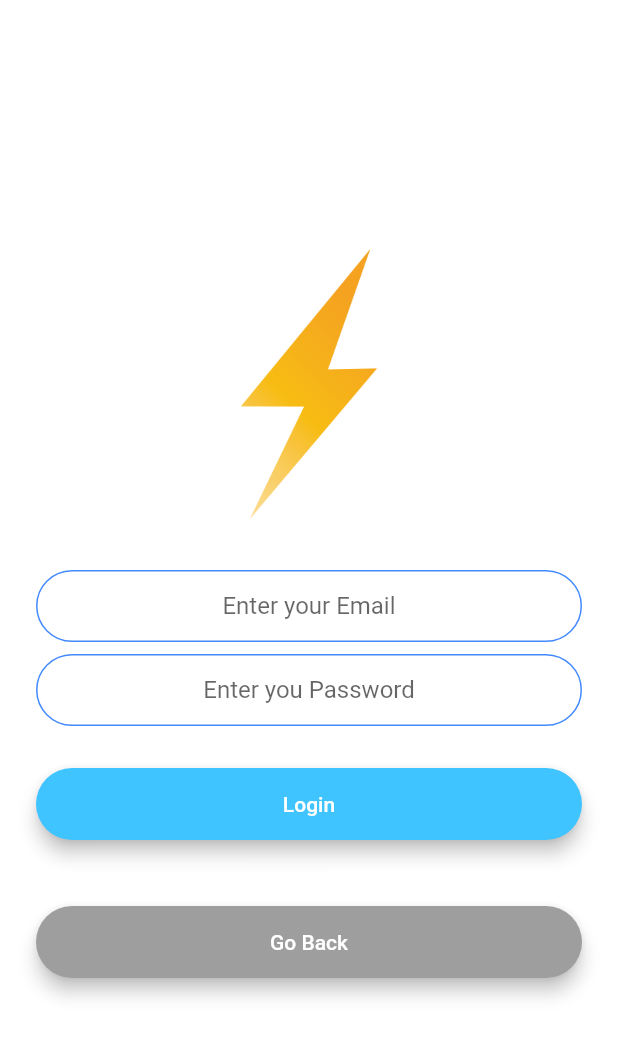
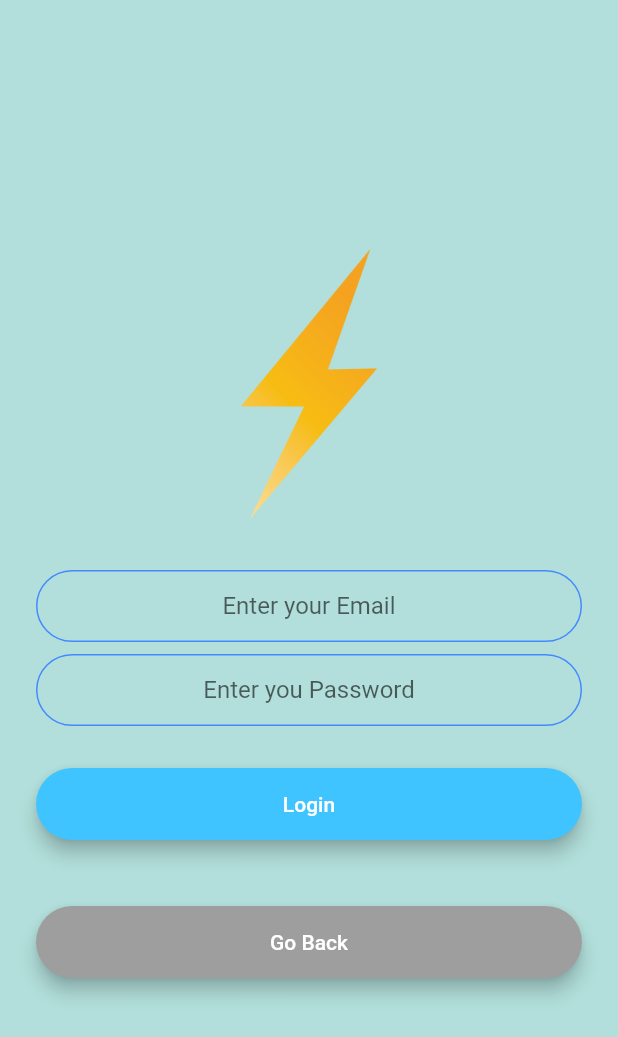
Before and after one commit to UzairZQ/flutter-chat-application-firebase, a Flutter app: the screen it shows after launch, after a tap on "Login", on a phone screen of 412 x 824 dp. Shown: the top 1037 px of the screen. Run offline on Flutter 3.47's test engine with Material 2 defaults, Android fonts, the phone set to English and light mode, and no system bars; drawn by our look-alikes of modal_progress_hud_nsn; our stand-ins replace animated_text_kit, cloud_firestore, firebase_auth, firebase_core; accounts and stored records are empty.

Commit message:
fixed some bugs and updated packages

```diff
--- a/lib/main.dart
+++ b/lib/main.dart
@@ -17,7 +17,7 @@ class FlashChat extends StatelessWidget {
     return MaterialApp(
       initialRoute: WelcomeScreen.id,
       routes: {
-        WelcomeScreen.id: (context) => WelcomeScreen(),
+        WelcomeScreen.id: (context) => const WelcomeScreen(),
         LoginScreen.id: (context) => LoginScreen(),
         RegistrationScreen.id: (context) => RegistrationScreen(),
         ChatScreen.id: (context) => ChatScreen()
--- a/lib/screens/login_screen.dart
+++ b/lib/screens/login_screen.dart
@@ -1,5 +1,5 @@
 import 'package:firebase_auth/firebase_auth.dart';
-import 'package:flash_chat_uzair/RoundedButton.dart';
+import 'package:flash_chat_uzair/rounded_button.dart';
 import 'package:flash_chat_uzair/constants.dart';
 import 'package:flash_chat_uzair/screens/chat_screen.dart';
 import 'package:flutter/material.dart';
@@ -19,7 +19,7 @@ class _LoginScreenState extends State<LoginScreen> {
   @override
   Widget build(BuildContext context) {
     return Scaffold(
-      backgroundColor: Colors.white,
+      backgroundColor: Colors.teal[100],
       body: ModalProgressHUD(
         inAsyncCall: Spinner,
         child: Padding(
@@ -31,7 +31,7 @@ class _LoginScreenState extends State<LoginScreen> {
               Flexible(
                 child: Hero(
                   tag: 'logo',
-                  child: Container(
+                  child: SizedBox(
                     height: 200.0,
                     child: Image.asset('images/logo.png'),
                   ),
@@ -73,7 +73,7 @@ class _LoginScreenState extends State<LoginScreen> {
                     Spinner = true;
                   });
                   try {
-                    final newUser = await _auth.createUserWithEmailAndPassword(
+                    final newUser = await _auth.signInWithEmailAndPassword(
                         email: email.trim(), password: password.trim());
                     Navigator.pushNamed(context, ChatScreen.id);
                     setState(() {
--- a/lib/screens/registration_screen.dart
+++ b/lib/screens/registration_screen.dart
@@ -1,4 +1,4 @@
-import 'package:flash_chat_uzair/RoundedButton.dart';
+import 'package:flash_chat_uzair/rounded_button.dart';
 import 'package:flash_chat_uzair/constants.dart';
 
 import 'package:flash_chat_uzair/screens/chat_screen.dart';
@@ -33,7 +33,7 @@ class _RegistrationScreenState extends State<RegistrationScreen> {
               Flexible(
                 child: Hero(
                   tag: 'logo',
-                  child: Container(
+                  child: SizedBox(
                     height: 200.0,
                     child: Image.asset('images/logo.png'),
                   ),
--- a/lib/screens/welcome_screen.dart
+++ b/lib/screens/welcome_screen.dart
@@ -1,4 +1,4 @@
-import 'package:flash_chat_uzair/RoundedButton.dart';
+import 'package:flash_chat_uzair/rounded_button.dart';
 import 'package:flash_chat_uzair/screens/login_screen.dart';
 import 'package:flash_chat_uzair/screens/registration_screen.dart';
 import 'package:flutter/material.dart';
@@ -6,6 +6,8 @@ import 'package:animated_text_kit/animated_text_kit.dart';
 
 class WelcomeScreen extends StatefulWidget {
   static String id = 'welcome_screen';
+
+  const WelcomeScreen({super.key});
   @override
   _WelcomeScreenState createState() => _WelcomeScreenState();
 }
@@ -37,6 +39,7 @@ class _WelcomeScreenState extends State<WelcomeScreen>
     super.dispose();
   }
 
+  @override
   Widget build(BuildContext context) {
     return Scaffold(
       backgroundColor: animation.value,
@@ -50,7 +53,7 @@ class _WelcomeScreenState extends State<WelcomeScreen>
               children: <Widget>[
                 Hero(
                   tag: 'logo',
-                  child: Container(
+                  child: SizedBox(
                     height: 60.0,
                     child: Image.asset('images/logo.png'),
                   ),
@@ -59,7 +62,7 @@ class _WelcomeScreenState extends State<WelcomeScreen>
                   animatedTexts: [
                     TypewriterAnimatedText(
                       'Flash Chat',
-                      speed: Duration(milliseconds: 60),
+                      speed: const Duration(milliseconds: 60),
                       textStyle: const TextStyle(
                           fontSize: 40.0, fontWeight: FontWeight.w900),
                     ),
```
Also changed, not shown: lib/screens/chat_screen.dart (+5 -5 lines), pubspec.yaml (+5 -5 lines), lib/rounded_button.dart (renamed from lib/RoundedButton.dart), pubspec.lock, 3 other files.
